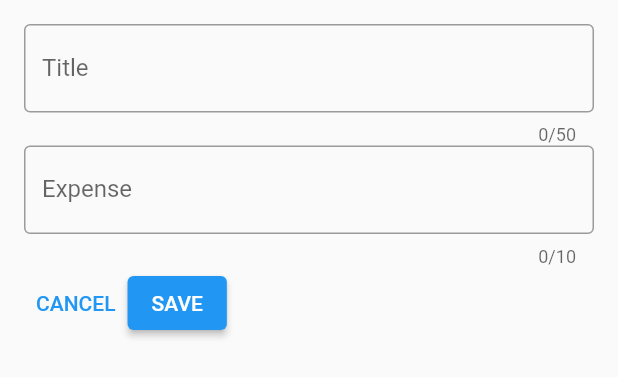
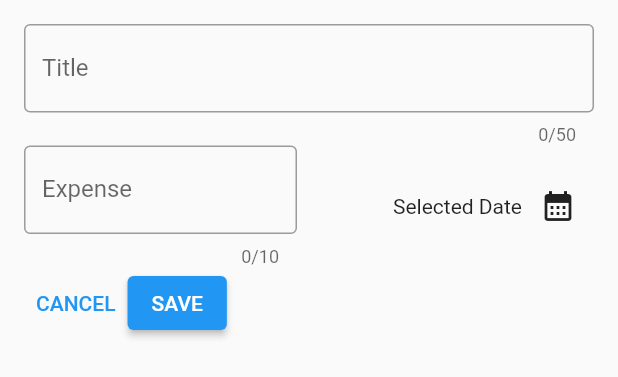
Before and after one commit to sharshv2012/expense_tracker, a Flutter app: the NewExpense widget shown alone on an empty page, opened directly, on a phone screen of 412 x 824 dp. Shown: the top 377 px of the screen. Run offline on Flutter 3.47's test engine with Material 2 defaults, Android fonts, the phone set to English and light mode, and no system bars.

Commit message:
commit 8 : In case of having row inside a row or textField inside a row we should wrap it in expanded, used showDatePicker( ) to pick a date : )

```diff
--- a/lib/widgets/new_expense.dart
+++ b/lib/widgets/new_expense.dart
@@ -12,6 +12,15 @@ class NewExpense extends StatefulWidget {
 class _NewExpenseState extends State<NewExpense> {
   final _titleController = TextEditingController();
   final _amountController = TextEditingController();
+
+  void _presentDatePicker(){
+    final now = DateTime.now();
+    final firstDate = DateTime(now.year - 1, now.month, now.day); // previous possible date
+    final lastDate = now;
+
+    showDatePicker(context: context, initialDate: now, firstDate: firstDate, lastDate: lastDate);
+  }
+
   @override
   void dispose() {
     // we'll have to delete the textEditingController after modal is not in use to free the memory.
@@ -38,7 +47,10 @@ class _NewExpenseState extends State<NewExpense> {
               border: OutlineInputBorder(),
             ),
           ),
-          TextField(
+          Row(
+            children: [
+              Expanded( //Same rendering issue can arise having TextField inside of a row that's why used Expanded.
+                child: TextField(
                   controller: _amountController,
                   maxLength: 10, //setting max string length
                   keyboardType: TextInputType.number,
@@ -47,6 +59,23 @@ class _NewExpenseState extends State<NewExpense> {
                     label: Text("Expense"),
                     border: OutlineInputBorder(),
                   ),
+                ),
+              ),
+              const SizedBox(width: 16,),
+              Expanded(
+                child: Row(// we are having a row inside of a row which can cause rendering problem that's why we are using Expanded.
+                  mainAxisAlignment: MainAxisAlignment.end, // pushing icon and text to the end
+                  crossAxisAlignment: CrossAxisAlignment.center, // for centering the item vertically
+                  children: [
+                    const Text("Selected Date"),
+                    IconButton(
+                      onPressed: _presentDatePicker,
+                      icon: const Icon(Icons.calendar_month)
+                    ),
+                  ],
+                )
+                )
+            ],
           ),
           Row(
             children: [
```
Lines whose indentation alone changed are shown as unchanged.
